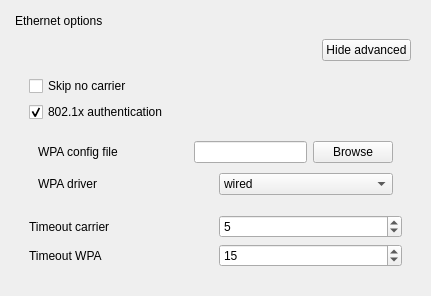
Old version of the form sources/gui/src/ethernetwidget.ui in the repository arcan1s/netctl-gui.
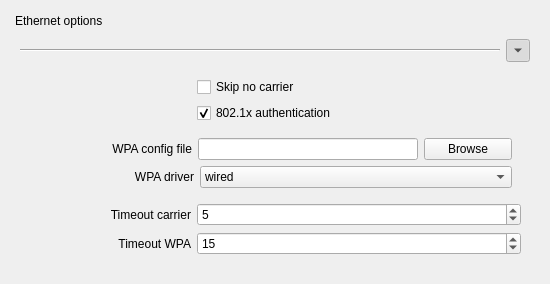
New version of the form.

```diff
--- a/sources/gui/src/ethernetwidget.ui
+++ b/sources/gui/src/ethernetwidget.ui
@@ -6,8 +6,8 @@
    <rect>
     <x>0</x>
     <y>0</y>
-    <width>431</width>
-    <height>296</height>
+    <width>550</width>
+    <height>275</height>
    </rect>
   </property>
   <property name="windowTitle">
@@ -27,26 +27,23 @@
        <item>
         <layout class="QHBoxLayout" name="layout_ethernetAdvanced">
          <item>
-          <spacer name="spacer_ethernetAdvanced">
+          <widget class="Line" name="line">
            <property name="orientation">
             <enum>Qt::Horizontal</enum>
            </property>
-           <property name="sizeHint" stdset="0">
-            <size>
-             <width>40</width>
-             <height>20</height>
-            </size>
-           </property>
-          </spacer>
+          </widget>
          </item>
          <item>
-          <widget class="QPushButton" name="pushButton_ethernetAdvanced">
-           <property name="text">
-            <string>Hide advanced</string>
-           </property>
+          <widget class="QToolButton" name="pushButton_ethernetAdvanced">
            <property name="checkable">
             <bool>true</bool>
            </property>
+           <property name="checked">
+            <bool>true</bool>
+           </property>
+           <property name="arrowType">
+            <enum>Qt::DownArrow</enum>
+           </property>
           </widget>
          </item>
         </layout>
@@ -55,7 +52,25 @@
         <widget class="QWidget" name="widget_ethernetAdvanced" native="true">
          <layout class="QVBoxLayout" name="verticalLayout_3">
           <item>
+           <layout class="QHBoxLayout" name="layout_skip">
+            <item>
+             <widget class="QLabel" name="label_skip">
+              <property name="sizePolicy">
+               <sizepolicy hsizetype="Preferred" vsizetype="Preferred">
+                <horstretch>1</horstretch>
+                <verstretch>0</verstretch>
+               </sizepolicy>
+              </property>
+             </widget>
+            </item>
+            <item>
            <widget class="QCheckBox" name="checkBox_skip">
+              <property name="sizePolicy">
+               <sizepolicy hsizetype="Minimum" vsizetype="Fixed">
+                <horstretch>2</horstretch>
+                <verstretch>0</verstretch>
+               </sizepolicy>
+              </property>
             <property name="toolTip">
              <string>&lt;html&gt;&lt;head/&gt;&lt;body&gt;&lt;p&gt;Whether or not the absence of a carrier is acceptable&lt;/p&gt;&lt;/body&gt;&lt;/html&gt;</string>
             </property>
@@ -64,8 +79,28 @@
             </property>
            </widget>
           </item>
+           </layout>
+          </item>
+          <item>
+           <layout class="QHBoxLayout" name="layout_8021x">
+            <item>
+             <widget class="QLabel" name="label_8021x">
+              <property name="sizePolicy">
+               <sizepolicy hsizetype="Preferred" vsizetype="Preferred">
+                <horstretch>1</horstretch>
+                <verstretch>0</verstretch>
+               </sizepolicy>
+              </property>
+             </widget>
+            </item>
           <item>
            <widget class="QCheckBox" name="checkBox_8021x">
+              <property name="sizePolicy">
+               <sizepolicy hsizetype="Minimum" vsizetype="Fixed">
+                <horstretch>2</horstretch>
+                <verstretch>0</verstretch>
+               </sizepolicy>
+              </property>
             <property name="toolTip">
              <string>Set to ‘yes’ to use 802.1x authentication</string>
             </property>
@@ -77,6 +112,8 @@
             </property>
            </widget>
           </item>
+           </layout>
+          </item>
           <item>
            <widget class="QWidget" name="widget_wpa" native="true">
             <layout class="QVBoxLayout" name="verticalLayout_2">
@@ -84,19 +121,28 @@
               <layout class="QHBoxLayout" name="layout_wpaConfig">
                <item>
                 <widget class="QLabel" name="label_wpaConfig">
-                 <property name="minimumSize">
-                  <size>
-                   <width>150</width>
-                   <height>0</height>
-                  </size>
+                 <property name="sizePolicy">
+                  <sizepolicy hsizetype="Preferred" vsizetype="Preferred">
+                   <horstretch>7</horstretch>
+                   <verstretch>0</verstretch>
+                  </sizepolicy>
                  </property>
                  <property name="text">
                   <string>WPA config file</string>
                  </property>
+                 <property name="alignment">
+                  <set>Qt::AlignRight|Qt::AlignTrailing|Qt::AlignVCenter</set>
+                 </property>
                 </widget>
                </item>
                <item>
                 <widget class="QLineEdit" name="lineEdit_wpaConfig">
+                 <property name="sizePolicy">
+                  <sizepolicy hsizetype="Expanding" vsizetype="Fixed">
+                   <horstretch>10</horstretch>
+                   <verstretch>0</verstretch>
+                  </sizepolicy>
+                 </property>
                  <property name="toolTip">
                   <string>Path to a wpa_supplicant configuration file</string>
                  </property>
@@ -104,6 +150,12 @@
                </item>
                <item>
                 <widget class="QPushButton" name="pushButton_wpaConfig">
+                 <property name="sizePolicy">
+                  <sizepolicy hsizetype="Minimum" vsizetype="Fixed">
+                   <horstretch>4</horstretch>
+                   <verstretch>0</verstretch>
+                  </sizepolicy>
+                 </property>
                  <property name="text">
                   <string>Browse</string>
                  </property>
@@ -115,19 +167,28 @@
               <layout class="QHBoxLayout" name="layout_driver">
                <item>
                 <widget class="QLabel" name="label_driver">
-                 <property name="minimumSize">
-                  <size>
-                   <width>150</width>
-                   <height>0</height>
-                  </size>
+                 <property name="sizePolicy">
+                  <sizepolicy hsizetype="Preferred" vsizetype="Preferred">
+                   <horstretch>7</horstretch>
+                   <verstretch>0</verstretch>
+                  </sizepolicy>
                  </property>
                  <property name="text">
                   <string>WPA driver</string>
                  </property>
+                 <property name="alignment">
+                  <set>Qt::AlignRight|Qt::AlignTrailing|Qt::AlignVCenter</set>
+                 </property>
                 </widget>
                </item>
                <item>
                 <widget class="QComboBox" name="comboBox_driver">
+                 <property name="sizePolicy">
+                  <sizepolicy hsizetype="Preferred" vsizetype="Fixed">
+                   <horstretch>14</horstretch>
+                   <verstretch>0</verstretch>
+                  </sizepolicy>
+                 </property>
                  <property name="toolTip">
                   <string>The wpa_supplicant driver to use for 802.1x authentication</string>
                  </property>
@@ -157,19 +218,28 @@
            <layout class="QHBoxLayout" name="layout_timeoutCarrier">
             <item>
              <widget class="QLabel" name="label_timeoutCarrier">
-              <property name="minimumSize">
-               <size>
-                <width>150</width>
-                <height>0</height>
-               </size>
+              <property name="sizePolicy">
+               <sizepolicy hsizetype="Preferred" vsizetype="Preferred">
+                <horstretch>1</horstretch>
+                <verstretch>0</verstretch>
+               </sizepolicy>
               </property>
               <property name="text">
                <string>Timeout carrier</string>
               </property>
+              <property name="alignment">
+               <set>Qt::AlignRight|Qt::AlignTrailing|Qt::AlignVCenter</set>
+              </property>
              </widget>
             </item>
             <item>
              <widget class="QSpinBox" name="spinBox_timeoutCarrier">
+              <property name="sizePolicy">
+               <sizepolicy hsizetype="Minimum" vsizetype="Fixed">
+                <horstretch>2</horstretch>
+                <verstretch>0</verstretch>
+               </sizepolicy>
+              </property>
               <property name="toolTip">
                <string>Maximum time, in seconds, to wait for a carrier</string>
               </property>
@@ -187,19 +257,28 @@
            <layout class="QHBoxLayout" name="layout_timeoutWpa">
             <item>
              <widget class="QLabel" name="label_timeoutWpa">
-              <property name="minimumSize">
-               <size>
-                <width>150</width>
-                <height>0</height>
-               </size>
+              <property name="sizePolicy">
+               <sizepolicy hsizetype="Preferred" vsizetype="Preferred">
+                <horstretch>1</horstretch>
+                <verstretch>0</verstretch>
+               </sizepolicy>
               </property>
               <property name="text">
                <string>Timeout WPA</string>
               </property>
+              <property name="alignment">
+               <set>Qt::AlignRight|Qt::AlignTrailing|Qt::AlignVCenter</set>
+              </property>
              </widget>
             </item>
             <item>
              <widget class="QSpinBox" name="spinBox_timeoutWpa">
+              <property name="sizePolicy">
+               <sizepolicy hsizetype="Minimum" vsizetype="Fixed">
+                <horstretch>2</horstretch>
+                <verstretch>0</verstretch>
+               </sizepolicy>
+              </property>
               <property name="toolTip">
                <string>Maximum time, in seconds, to wait for 802.1x authentication to succeed</string>
               </property>
```
Left out of the diff: 3 changed lines with no effect on the pictures. Lines whose indentation alone changed are shown as unchanged.
